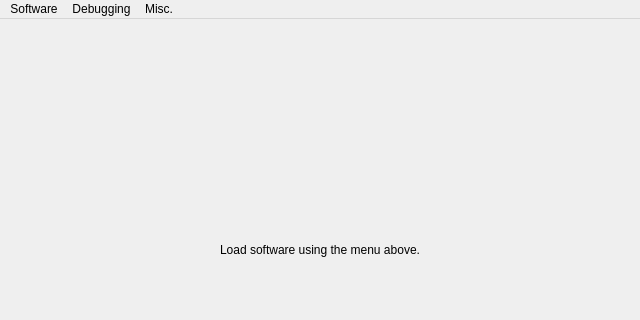
Qt form qt/main-window.ui (Clownacy/clownmdemu-frontend) before a commit; both pictures show x 0 to 640 and y 0 to 320 of the 640 by 480 pixel window.
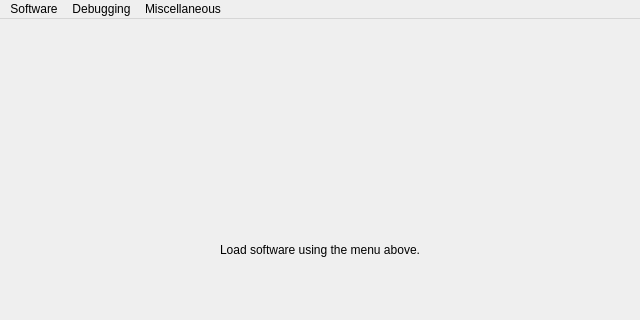
The same form after that commit. Icons and pictures are not drawn.

```diff
--- a/qt/main-window.ui
+++ b/qt/main-window.ui
@@ -67,7 +67,7 @@
    </widget>
    <widget class="QMenu" name="menuMisc">
     <property name="title">
-     <string>Misc.</string>
+     <string>Miscellaneous</string>
     </property>
     <addaction name="actionFullscreen"/>
     <addaction name="actionAbout"/>
```
